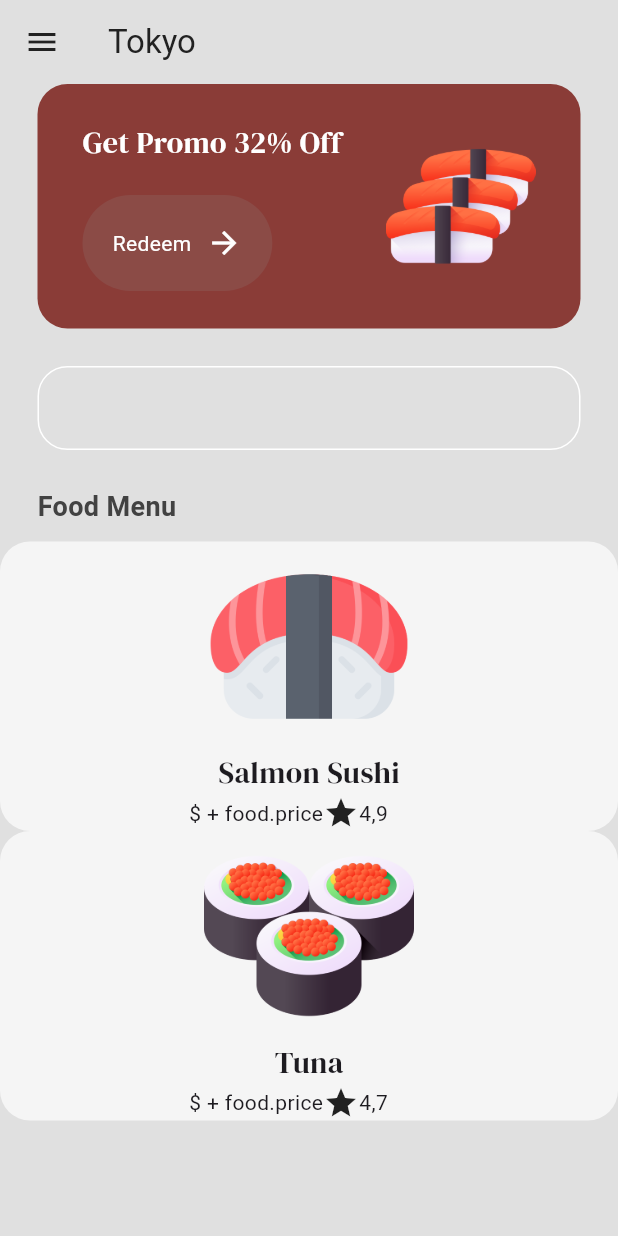
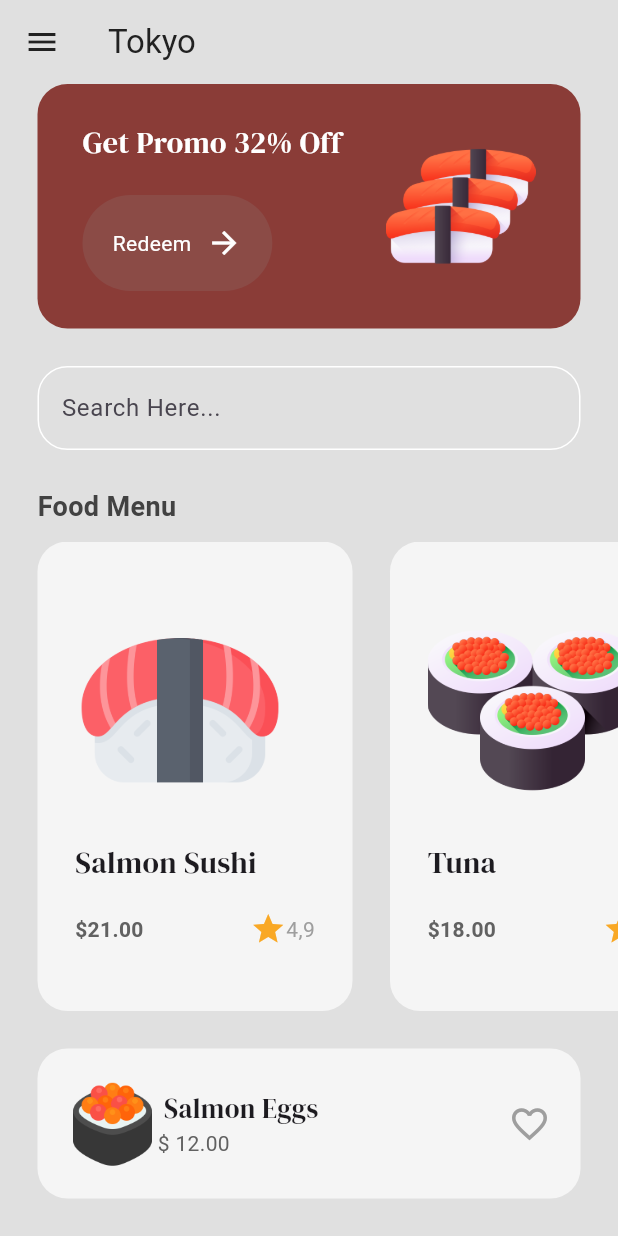
Before and after one commit to wahyuumoko/sushi-restaurant, a Flutter app: the MenuPage screen opened by its route, on a phone screen of 412 x 824 dp. Run offline on Flutter 3.47's test engine with Material 3 defaults, Android fonts, the phone set to English and light mode, and no system bars; our stand-ins replace google_fonts.

Commit message:
food menu

```diff
--- a/lib/components/food_tile.dart
+++ b/lib/components/food_tile.dart
@@ -4,19 +4,28 @@ import 'package:myapp/models/food.dart';
 
 class FoodTile extends StatelessWidget {
   final Food food;
+  final void Function()? onTap;
+
   const FoodTile({
     super.key,
     required this.food,
+    required this.onTap,
   });
 
   @override
   Widget build(BuildContext context) {
-    return Container(
+    return GestureDetector(
+      onTap: onTap,
+      child: Container(
         decoration: BoxDecoration(
           color: Colors.grey[100],
           borderRadius: BorderRadius.circular(20),
         ),
+        margin: const EdgeInsets.only(left: 25),
+        padding: const EdgeInsets.all(25),
         child: Column(
+          crossAxisAlignment: CrossAxisAlignment.start,
+          mainAxisAlignment: MainAxisAlignment.spaceEvenly,
           children: [
             // image
             Image.asset(
@@ -34,18 +43,35 @@ class FoodTile extends StatelessWidget {
             SizedBox(
               width: 160,
               child: Row(
+                mainAxisAlignment: MainAxisAlignment.spaceBetween,
                 children: [
                   // price
-                Text('\$ + food.price'),
+                  Text(
+                    '\$' + food.price,
+                    style: TextStyle(
+                      fontWeight: FontWeight.bold,
+                      color: Colors.grey[700],
+                    ),
+                  ),
 
                   // rating
-                Icon(Icons.star),
-                Text(food.rating),
+                  Row(
+                    children: [
+                      Icon(
+                        Icons.star,
+                        color: Colors.yellow[800],
+                      ),
+                      Text(
+                        food.rating,
+                        style: TextStyle(color: Colors.grey),
+                      ),
+                    ],
+                  ),
                 ],
               ),
             ),
-
           ],
+        ),
       ),
     );
   }
--- /dev/null
+++ b/lib/pages/food_detail_page.dart
@@ -0,0 +1,15 @@
+import 'package:flutter/material.dart';
+
+class FoodDetailPage extends StatefulWidget {
+  const FoodDetailPage({super.key});
+
+  @override
+  State<FoodDetailPage> createState() => _FoodDetailPageState();
+}
+
+class _FoodDetailPageState extends State<FoodDetailPage> {
+  @override
+  Widget build(BuildContext context) {
+    return Scaffold();
+  }
+}
--- a/lib/pages/menu_page.dart
+++ b/lib/pages/menu_page.dart
@@ -1,8 +1,10 @@
 import 'package:flutter/material.dart';
+import 'package:flutter/rendering.dart';
 import 'package:google_fonts/google_fonts.dart';
 import 'package:myapp/components/button.dart';
 import 'package:myapp/components/food_tile.dart';
 import 'package:myapp/models/food.dart';
+import 'package:myapp/pages/food_detail_page.dart';
 import 'package:myapp/theme/colors.dart';
 
 class MenuPage extends StatefulWidget {
@@ -31,6 +33,11 @@ class _MenuPageState extends State<MenuPage> {
       rating: "4,7",
     ),
   ];
+
+  // navigate to food item details page
+  void navigateToFoodDetails(int index) {
+    Navigator.push(context, MaterialPageRoute(builder: (context) => FoodDetailPage  ()),);
+  }
 
   @override
   Widget build(BuildContext context) {
@@ -108,6 +115,8 @@ class _MenuPageState extends State<MenuPage> {
                   borderSide: BorderSide(color: Colors.white),
                   borderRadius: BorderRadius.circular(20),
                 ),
+                hintText: "Search Here..."
+
               ),
             ),
           ),
@@ -131,14 +140,69 @@ class _MenuPageState extends State<MenuPage> {
 
           Expanded(
             child: ListView.builder(
+              scrollDirection: Axis.horizontal,
               itemCount: foodMenu.length,
               itemBuilder: (context, index) => FoodTile(
                 food: foodMenu[index],
+                onTap: () => navigateToFoodDetails(index),
               ),
             ),
           ),
 
+          const SizedBox(height: 25),
+
           // popular food
+          Container(
+            decoration: BoxDecoration(
+              color: Colors.grey[100],
+              borderRadius: BorderRadius.circular(20),
+            ),
+            margin: const EdgeInsets.only(left: 25, right: 25, bottom: 25),
+            padding: const EdgeInsets.all(20),
+            child: Row(
+              mainAxisAlignment: MainAxisAlignment.spaceBetween,
+              children: [
+                Row(
+                  children: [
+                    // image
+                    Image.asset(
+                      'lib/images/salmon_eggs.png',
+                      height: 60,
+                    ),
+
+                    // name price
+                    Column(
+                      crossAxisAlignment: CrossAxisAlignment.start,
+                      children: [
+                        // name
+                        Text(
+                          " Salmon Eggs",
+                          style: GoogleFonts.dmSerifDisplay(fontSize: 18),
+                        ),
+
+                        const SizedBox(width: 20),
+
+                        // price
+                        Text(
+                          '\$ 12.00',
+                          style: TextStyle(
+                            color: Colors.grey[700],
+                          ),
+                        ),
+                      ],
+                    ),
+                  ],
+                ),
+
+                //hearth
+                const Icon(
+                  Icons.favorite_outline,
+                  color: Colors.grey,
+                  size: 28,
+                ),
+              ],
+            ),
+          ),
         ],
       ),
     );
```
Lines whose indentation alone changed are shown as unchanged.
